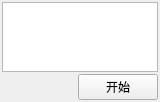
This is subtitle_resync_helper/gui.ui in Asvel/SubtitleResyncHelper as Qt 5 draws it before an edit. The edited form follows.
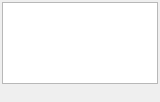
This is the edited form.

Commit message: 自动开始抓取

Diff of the .ui file:
```diff
--- a/subtitle_resync_helper/gui.ui
+++ b/subtitle_resync_helper/gui.ui
@@ -43,18 +43,7 @@
     </widget>
    </item>
    <item>
-    <layout class="QHBoxLayout" name="horizontalLayout_3" stretch="1,0">
-     <item>
-      <widget class="QLabel" name="ct_info"/>
-     </item>
-     <item>
-      <widget class="QPushButton" name="ct_switch">
-       <property name="text">
-        <string>开始</string>
-       </property>
-      </widget>
-     </item>
-    </layout>
+    <widget class="QLabel" name="ct_info"/>
    </item>
   </layout>
  </widget>
```
Left out of the diff: 19 changed lines with no effect on the pictures. The commit also changes 2 other files.
